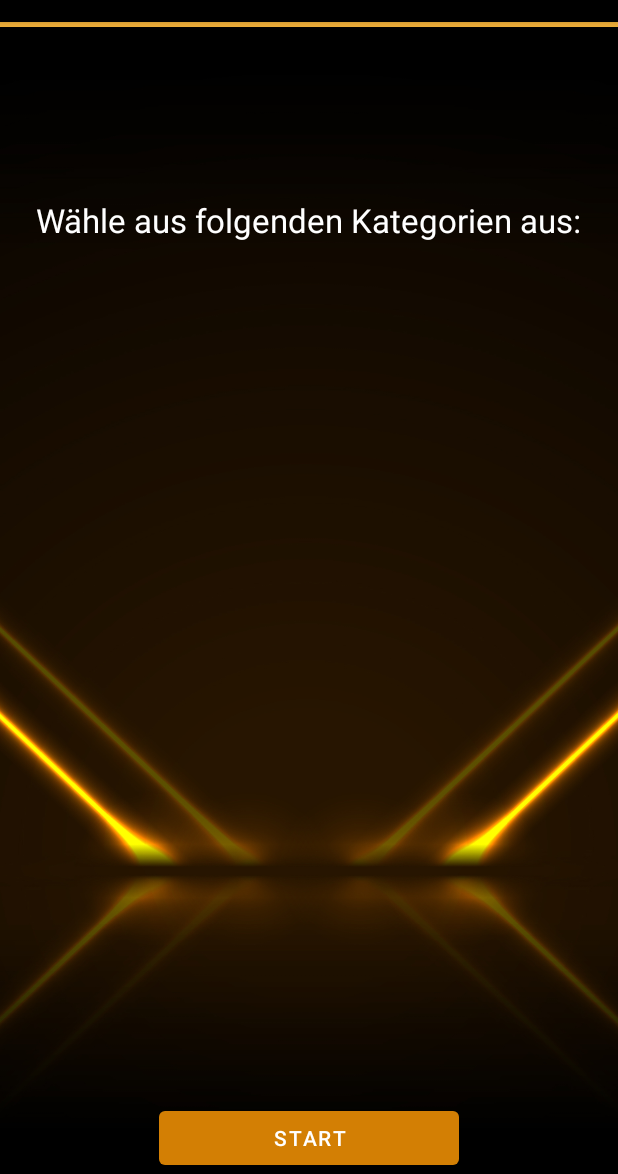
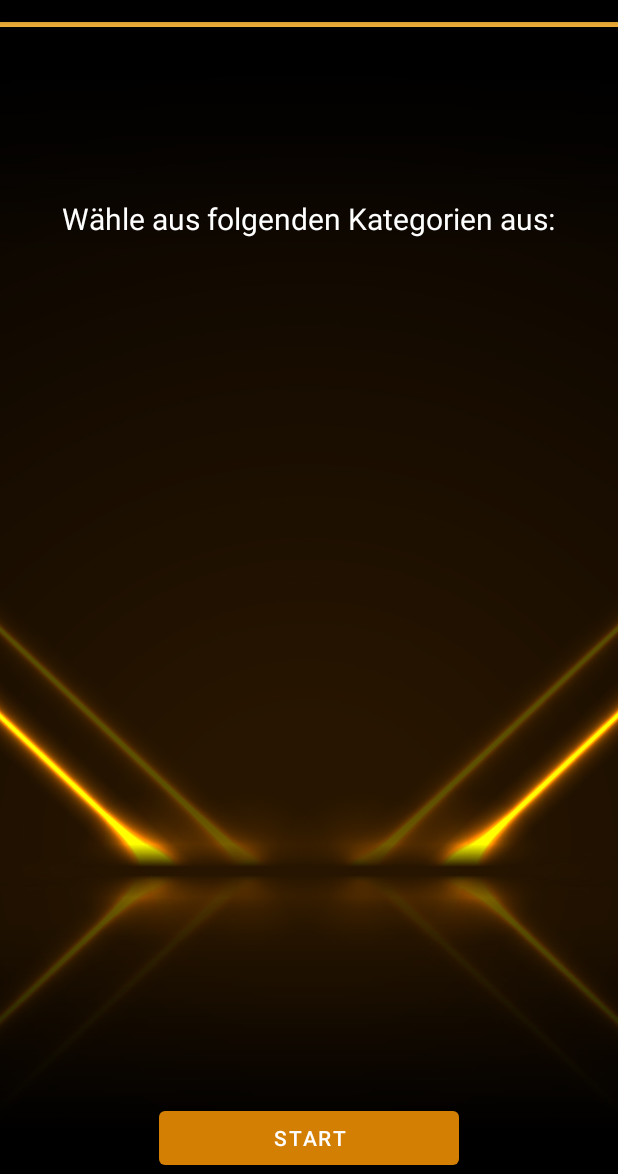
Before and after one commit to DavoudTavakol/TiM-Quizduell, an Android app: the layout gameid_screen.xml on its own in the app's theme, with its tools: preview values and no code run, on a phone screen of 412 x 824 dp, the part 62-1236 px from its top. Run offline under Robolectric (Android 15) with nearby library versions, the phone set to English and light mode, and no system bars.

Commit message:
layout adjusted

```diff
--- a/quiz-frontend/app/src/main/java/de/mmapp/quiz_frontend/CategoriesActivity.kt
+++ b/quiz-frontend/app/src/main/java/de/mmapp/quiz_frontend/CategoriesActivity.kt
@@ -1,5 +1,6 @@
 package de.mmapp.quiz_frontend
 
+import android.annotation.SuppressLint
 import android.content.Intent
 import android.graphics.Color
 import android.os.Bundle
@@ -21,6 +22,7 @@ class CategoriesActivity : AppCompatActivity() {
 
     var countCategories = 0;
 
+    @SuppressLint("ResourceType")
     override fun onCreate(savedInstanceState: Bundle?) {
         super.onCreate(savedInstanceState)
         setContentView(R.layout.gameid_screen)
@@ -38,6 +40,7 @@ class CategoriesActivity : AppCompatActivity() {
             checkbox.id = countCategories
             countCategories++
             checkbox.setTextColor(Color.WHITE)
+            checkbox.textSize = 20F
 
             // add TextView to LinearLayout
              ll_game_layout.addView(checkbox)
@@ -50,6 +53,7 @@ class CategoriesActivity : AppCompatActivity() {
         val name = intent.getStringExtra("nickname")
         var text = findViewById<TextView>(R.id.passGameId)
         text.text = "Willkommen " + name + "! \nBitte leite die 6-stellige Game-ID an deinen Mitspieler weiter."
+        text.textSize = 25F
         println(categories)
     }
 
@@ -91,7 +95,7 @@ class CategoriesActivity : AppCompatActivity() {
 
         startButton.setOnClickListener() {
 
-            //Bei Klick auf Starg werden die gewählten Checkboxen ausgewertet und in einem String Array gespeichert
+            //Bei Klick auf Start werden die gewählten Checkboxen ausgewertet und in einem String Array gespeichert
             var clickedCategoriesArray = getCheckedCategroies()
 
 
--- a/quiz-frontend/app/src/main/res/layout/gameid_screen.xml
+++ b/quiz-frontend/app/src/main/res/layout/gameid_screen.xml
@@ -71,7 +71,7 @@ tools:context=".CategoriesActivity">
             android:layout_height="wrap_content"
             android:layout_gravity="center"
             android:text="Wähle aus folgenden Kategorien aus:"
-            android:textSize="22dp"
+            android:textSize="20dp"
             app:layout_constraintBottom_toBottomOf="parent"
             app:layout_constraintLeft_toLeftOf="parent"
             app:layout_constraintRight_toRightOf="parent"
@@ -84,7 +84,7 @@ tools:context=".CategoriesActivity">
             android:layout_height="441dp"
             android:orientation="vertical"
             android:paddingLeft="16dp"
-            android:paddingTop="60dp"
+            android:paddingTop="20dp"
             android:paddingRight="16dp"
             tools:context=".MainActivity"></LinearLayout>
 
--- a/quiz-frontend/app/src/main/res/layout/waiting_screen.xml
+++ b/quiz-frontend/app/src/main/res/layout/waiting_screen.xml
@@ -45,8 +45,9 @@ tools:context=".MainActivity">
             android:layout_height="wrap_content"
             android:layout_gravity="center"
             android:text="Willkommen 'Nickname2'!"
-            android:textSize="35dp"
+            android:textSize="25dp"
             android:textColor="@android:color/white"
+            android:layout_marginTop="20dp"
             app:layout_constraintBottom_toBottomOf="parent"
             app:layout_constraintLeft_toLeftOf="parent"
             app:layout_constraintRight_toRightOf="parent"
```
Also changed, not shown: quiz-frontend/app/src/main/java/de/mmapp/quiz_frontend/MainActivity.kt (+7 -4 lines).
